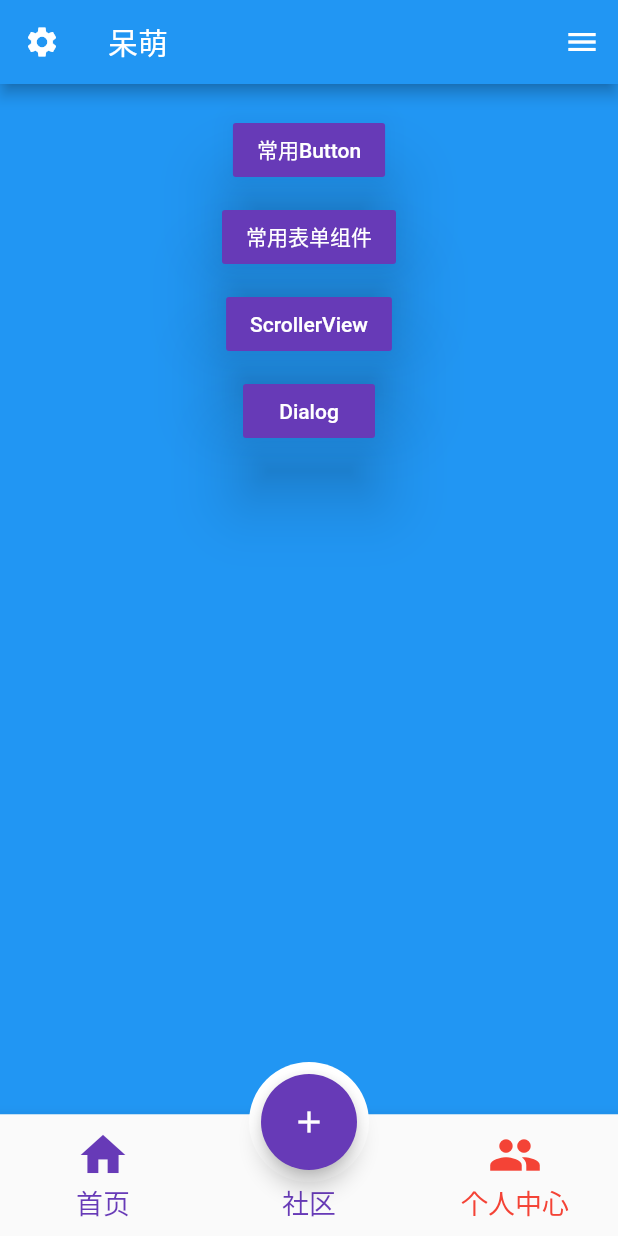
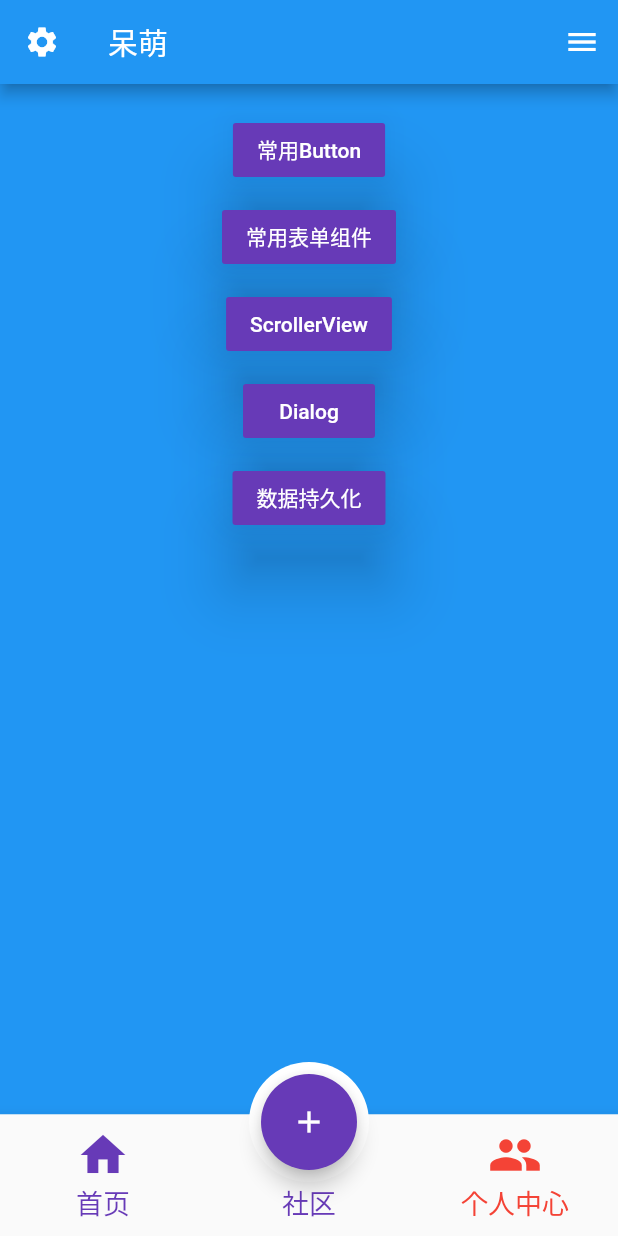
Before and after one commit to zhengzaihong/flutter_learn, a Flutter app: the screen it shows after launch, item 3 of the bottom bar chosen, in the side drawer, after a tap on "Dialog", on a phone screen of 412 x 824 dp. Run offline on Flutter 3.47's test engine with Material 2 defaults, Android fonts, the phone set to English and light mode, and no system bars; our stand-ins replace fluttertoast, shared_preferences; accounts and stored records are empty; network calls fail.

Commit message:
持久化

```diff
--- a/lib/main.dart
+++ b/lib/main.dart
@@ -1,25 +1,24 @@
       import 'package:flutter/material.dart';
-      import 'package:flutter_learn/util/UserHelper.dart';
+      import 'package:flutter_learn/util/Global.dart';
       import 'route/Routes.dart';
 
 
       void main(){
 
-        var userHelper = UserHelper();
-        var userHelper1 = UserHelper();
-        var userHelper2 =  UserHelper.instance;
+        runApp(MyApp());
 
-        print("------------> 对象：'${userHelper.hashCode} 相等  '+${identical(userHelper, userHelper1)}"); //true
-        print("------------> 对象：'${userHelper1.hashCode} 相等  '+${identical(userHelper, userHelper2)}"); //true
-        print("------------> 对象：'${userHelper2.hashCode} 相等  '+${identical(userHelper1, userHelper2)}"); //true
+        //初始化 sp
+        Global.initPreferences();
 
-       // runApp(MyApp());
+        //初始化文件
+        Global.initFile();
       }
 
       class MyApp extends StatelessWidget {
 
         @override
         Widget build(BuildContext context) {
+
           return MaterialApp(
 
               //去掉debug图标
--- a/lib/page/tabs/PersionPage.dart
+++ b/lib/page/tabs/PersionPage.dart
@@ -21,7 +21,6 @@
                   focusElevation: 40,
                   child: Text('常用Button', style: TextStyle(color: Colors.white)),
                   onPressed: () {
-                    //跳转 RaisedButtonPage 界面
                     Navigator.pushNamed(context, "/RaisedButtonPage");
                   },
                 ),
@@ -33,7 +32,6 @@
                   focusElevation: 40,
                   child: Text('常用表单组件', style: TextStyle(color: Colors.white)),
                   onPressed: () {
-                    //跳转 RaisedButtonPage 界面
                     Navigator.pushNamed(context, "/FormPagePage");
 
                   },
@@ -48,7 +46,6 @@
                   focusElevation: 40,
                   child: Text('ScrollerView', style: TextStyle(color: Colors.white)),
                   onPressed: () {
-                    //跳转 RaisedButtonPage 界面
                     Navigator.pushNamed(context, "/ScrollerViewPage");
 
                   },
@@ -62,8 +59,19 @@
                   focusElevation: 40,
                   child: Text('Dialog', style: TextStyle(color: Colors.white)),
                   onPressed: () {
-                    //跳转 RaisedButtonPage 界面
                     Navigator.pushNamed(context, "/DialogPage");
+
+                  },
+                ),
+                SizedBox(height: 10),
+
+                RaisedButton(
+                  elevation: 20,
+                  color: Colors.deepPurple,
+                  focusElevation: 40,
+                  child: Text('数据持久化', style: TextStyle(color: Colors.white)),
+                  onPressed: () {
+                    Navigator.pushNamed(context, "/PersistenPage");
 
                   },
                 ),
--- a/lib/route/Routes.dart
+++ b/lib/route/Routes.dart
@@ -6,6 +6,7 @@
       import 'package:flutter_learn/page/button/RaisedButtonPage.dart';
       import 'package:flutter_learn/page/dialog/DialogPage.dart';
       import 'package:flutter_learn/page/form/FormPage.dart';
+      import 'package:flutter_learn/page/persistence/PersistenPage.dart';
       import 'package:flutter_learn/page/scrollview/ScrollerViewPage.dart';
 
 
@@ -29,6 +30,8 @@
         '/ScrollerViewPage':(context)=>ScrollerViewPage(),
 
         '/DialogPage':(context)=>DialogPage(),
+
+        '/PersistenPage':(context)=>PersistenPage(),
       };
 
       //优化后
--- a/lib/util/Global.dart
+++ b/lib/util/Global.dart
@@ -8,13 +8,40 @@
      * describe 全局静态管理类
      **/
 
-    import 'UserHelper.dart';
 
-class Global{
+    import 'dart:io';
 
+    import 'package:path_provider/path_provider.dart';
+    import 'package:shared_preferences/shared_preferences.dart';
+
+    class Global{
 
       //定义一个静态属性 name
       static String name = "张三";
 
 
+      //定义一个全局的 sp
+      static SharedPreferences preferences;
+
+      static File file;
+
+      //初始化
+      static void initPreferences() async{
+        preferences= await SharedPreferences.getInstance();
+      }
+
+      //初始化一个文件，方便使用
+      static void initFile() async{
+
+        final directory = await getApplicationDocumentsDirectory();
+        if (!(file is File)) {
+          final String path = directory.path;
+          file = File('$path/myInfo.txt');
+         if( !file.existsSync()){
+           // 不存在则创建文件
+           file.createSync(recursive: true);
+         }
+        }
+      }
+
     }
--- a/pubspec.yaml
+++ b/pubspec.yaml
@@ -20,6 +20,10 @@ dependencies:
   fluttertoast: ^3.0.3
   flutter:
     sdk: flutter
+  #添加持久化插件 sp
+  shared_preferences: ^0.5.3+1
+  #添加文件库
+  path_provider: ^1.2.0
 
   # The following adds the Cupertino Icons font to your application.
   # Use with the CupertinoIcons class for iOS style icons.
@@ -28,6 +32,8 @@ dependencies:
 dev_dependencies:
   flutter_test:
     sdk: flutter
+
+
 
 
 
```
Also changed, not shown: lib/page/persistence/PersistenPage.dart (added, +159 -0 lines), pubspec.lock.
